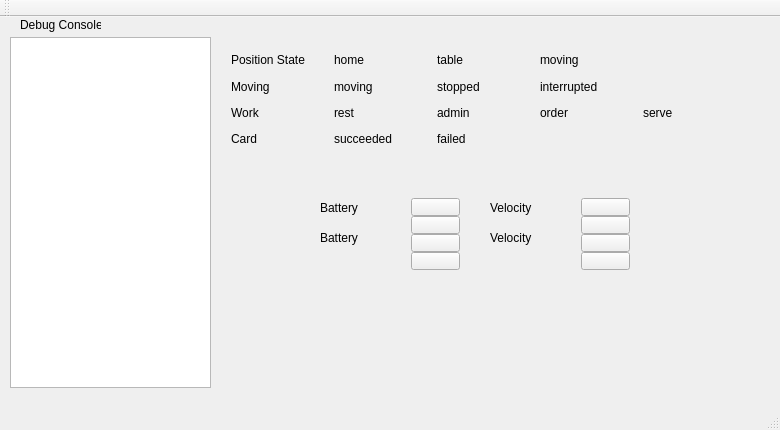
This is mainwindow.ui in gnujeyH-0/Dae-Ta-Client as Qt 5 draws it before an edit. The edited form follows.
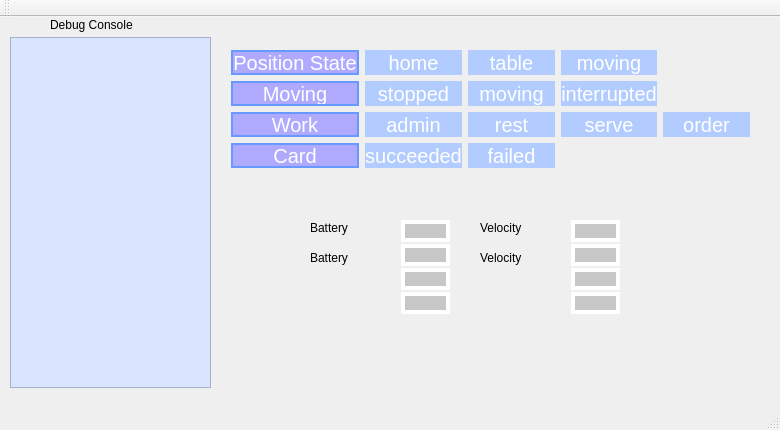
This is the edited form. Icons and pictures are not drawn.

Patch:
```diff
--- a/mainwindow.ui
+++ b/mainwindow.ui
@@ -17,12 +17,17 @@
    <widget class="QLabel" name="label">
     <property name="geometry">
      <rect>
-      <x>20</x>
+      <x>50</x>
       <y>0</y>
-      <width>81</width>
+      <width>121</width>
       <height>16</height>
      </rect>
     </property>
+    <property name="styleSheet">
+     <string notr="true">
+font: 45 oblique 15px &quot;URW Gothic L&quot;;
+</string>
+    </property>
     <property name="text">
      <string>Debug Console</string>
     </property>
@@ -32,123 +37,337 @@
      <rect>
       <x>220</x>
       <y>22</y>
-      <width>531</width>
-      <height>121</height>
+      <width>541</width>
+      <height>140</height>
      </rect>
     </property>
     <layout class="QGridLayout" name="gridLayout">
-     <item row="0" column="2">
-      <widget class="QLabel" name="table">
+     <item row="3" column="0">
+      <widget class="QLabel" name="Card">
+       <property name="styleSheet">
+        <string notr="true">background-color:rgb(176, 170, 255);
+border: 2px solid #6799FF;
+border-radius:20px;
+color:#FFFFFF;
+font-size:20px;
+font: 45 oblique 20px &quot;URW Gothic L&quot;;
+</string>
+       </property>
        <property name="text">
-        <string>table</string>
+        <string>Card</string>
+       </property>
+       <property name="alignment">
+        <set>Qt::AlignCenter</set>
+       </property>
+      </widget>
+     </item>
+     <item row="0" column="1">
+      <widget class="QLabel" name="home">
+       <property name="styleSheet">
+        <string notr="true">
+background-color:#B2CCFF; 
+
+border-radius:20px;
+color:#FFFFFF;
+font-size:20px;
+font: 45 oblique 20px &quot;URW Gothic L&quot;;
+
+</string>
+       </property>
+       <property name="text">
+        <string>home</string>
+       </property>
+       <property name="alignment">
+        <set>Qt::AlignCenter</set>
        </property>
       </widget>
      </item>
      <item row="1" column="0">
       <widget class="QLabel" name="Moving">
+       <property name="styleSheet">
+        <string notr="true">background-color:rgb(176, 170, 255);
+border: 2px solid #6799FF;
+border-radius:20px;
+color:#FFFFFF;
+font-size:20px;
+font: 45 oblique 20px &quot;URW Gothic L&quot;;
+</string>
+       </property>
        <property name="text">
         <string>Moving</string>
        </property>
+       <property name="alignment">
+        <set>Qt::AlignCenter</set>
+       </property>
+      </widget>
+     </item>
+     <item row="0" column="0">
+      <widget class="QLabel" name="Position">
+       <property name="styleSheet">
+        <string notr="true">background-color:rgb(176, 170, 255);
+border: 2px solid #6799FF;
+border-radius:20px;
+color:#FFFFFF;
+font-size:20px;
+font: 45 oblique 20px &quot;URW Gothic L&quot;;
+</string>
+       </property>
+       <property name="text">
+        <string>Position State</string>
+       </property>
+       <property name="alignment">
+        <set>Qt::AlignCenter</set>
+       </property>
+      </widget>
+     </item>
+     <item row="3" column="2">
+      <widget class="QLabel" name="failed">
+       <property name="styleSheet">
+        <string notr="true">
+background-color:#B2CCFF; 
+
+border-radius:20px;
+color:#FFFFFF;
+font-size:20px;
+font: 45 oblique 20px &quot;URW Gothic L&quot;;
+
+
+</string>
+       </property>
+       <property name="text">
+        <string>failed</string>
+       </property>
+       <property name="alignment">
+        <set>Qt::AlignCenter</set>
+       </property>
+      </widget>
+     </item>
+     <item row="1" column="1">
+      <widget class="QLabel" name="stopped">
+       <property name="styleSheet">
+        <string notr="true">
+background-color:#B2CCFF; 
+
+border-radius:20px;
+color:#FFFFFF;
+font-size:20px;
+font: 45 oblique 20px &quot;URW Gothic L&quot;;
+
+</string>
+       </property>
+       <property name="text">
+        <string>stopped</string>
+       </property>
+       <property name="alignment">
+        <set>Qt::AlignCenter</set>
+       </property>
+      </widget>
+     </item>
+     <item row="3" column="1">
+      <widget class="QLabel" name="succeeded">
+       <property name="styleSheet">
+        <string notr="true">
+background-color:#B2CCFF; 
+
+border-radius:20px;
+color:#FFFFFF;
+font-size:20px;
+font: 45 oblique 20px &quot;URW Gothic L&quot;;
+
+</string>
+       </property>
+       <property name="text">
+        <string>succeeded</string>
+       </property>
+       <property name="alignment">
+        <set>Qt::AlignCenter</set>
+       </property>
       </widget>
      </item>
      <item row="2" column="0">
       <widget class="QLabel" name="Work">
+       <property name="styleSheet">
+        <string notr="true">background-color:rgb(176, 170, 255);
+border: 2px solid #6799FF;
+border-radius:20px;
+color:#FFFFFF;
+font-size:20px;
+font: 45 oblique 20px &quot;URW Gothic L&quot;;
+</string>
+       </property>
        <property name="text">
         <string>Work</string>
        </property>
-      </widget>
-     </item>
-     <item row="0" column="1">
-      <widget class="QLabel" name="home">
-       <property name="styleSheet">
-        <string notr="true"/>
-       </property>
-       <property name="text">
-        <string>home</string>
+       <property name="alignment">
+        <set>Qt::AlignCenter</set>
        </property>
       </widget>
      </item>
      <item row="0" column="3">
       <widget class="QLabel" name="moving">
+       <property name="styleSheet">
+        <string notr="true">
+background-color:#B2CCFF; 
+
+border-radius:20px;
+color:#FFFFFF;
+font-size:20px;
+font: 45 oblique 20px &quot;URW Gothic L&quot;;
+
+</string>
+       </property>
        <property name="text">
         <string>moving</string>
        </property>
-      </widget>
-     </item>
-     <item row="1" column="2">
-      <widget class="QLabel" name="stopped">
-       <property name="text">
-        <string>stopped</string>
+       <property name="alignment">
+        <set>Qt::AlignCenter</set>
        </property>
       </widget>
      </item>
-     <item row="1" column="3">
-      <widget class="QLabel" name="interrupted">
-       <property name="text">
-        <string>interrupted</string>
-       </property>
-      </widget>
-     </item>
-     <item row="2" column="4">
-      <widget class="QLabel" name="serve">
-       <property name="text">
-        <string>serve</string>
-       </property>
-      </widget>
-     </item>
-     <item row="2" column="2">
+     <item row="2" column="1">
       <widget class="QLabel" name="admin">
+       <property name="styleSheet">
+        <string notr="true">
+background-color:#B2CCFF; 
+
+border-radius:20px;
+color:#FFFFFF;
+font-size:20px;
+font: 45 oblique 20px &quot;URW Gothic L&quot;;
+
+</string>
+       </property>
        <property name="text">
         <string>admin</string>
        </property>
-      </widget>
-     </item>
-     <item row="3" column="1">
-      <widget class="QLabel" name="succeeded">
-       <property name="text">
-        <string>succeeded</string>
+       <property name="alignment">
+        <set>Qt::AlignCenter</set>
        </property>
       </widget>
      </item>
-     <item row="3" column="0">
-      <widget class="QLabel" name="Card">
+     <item row="0" column="2">
+      <widget class="QLabel" name="table">
+       <property name="styleSheet">
+        <string notr="true">
+background-color:#B2CCFF; 
+
+border-radius:20px;
+color:#FFFFFF;
+font-size:20px;
+font: 45 oblique 20px &quot;URW Gothic L&quot;;
+
+horizontalAlignment: AlignHCenter;</string>
+       </property>
        <property name="text">
-        <string>Card</string>
+        <string>table</string>
+       </property>
+       <property name="alignment">
+        <set>Qt::AlignCenter</set>
        </property>
       </widget>
      </item>
      <item row="2" column="3">
-      <widget class="QLabel" name="order">
+      <widget class="QLabel" name="serve">
+       <property name="styleSheet">
+        <string notr="true">
+background-color:#B2CCFF; 
+
+border-radius:20px;
+color:#FFFFFF;
+font-size:20px;
+font: 45 oblique 20px &quot;URW Gothic L&quot;;
+
+</string>
+       </property>
        <property name="text">
-        <string>order</string>
+        <string>serve</string>
        </property>
+       <property name="alignment">
+        <set>Qt::AlignCenter</set>
+       </property>
       </widget>
      </item>
-     <item row="2" column="1">
+     <item row="1" column="2">
+      <widget class="QLabel" name="mmoving">
+       <property name="styleSheet">
+        <string notr="true">
+background-color:#B2CCFF; 
+
+border-radius:20px;
+color:#FFFFFF;
+font-size:20px;
+font: 45 oblique 20px &quot;URW Gothic L&quot;;
+
+</string>
+       </property>
+       <property name="text">
+        <string>moving</string>
+       </property>
+       <property name="alignment">
+        <set>Qt::AlignCenter</set>
+       </property>
+      </widget>
+     </item>
+     <item row="2" column="2">
       <widget class="QLabel" name="rest">
+       <property name="styleSheet">
+        <string notr="true">
+background-color:#B2CCFF; 
+
+border-radius:20px;
+color:#FFFFFF;
+font-size:20px;
+font: 45 oblique 20px &quot;URW Gothic L&quot;;
+
+font:center;</string>
+       </property>
        <property name="text">
         <string>rest</string>
        </property>
-      </widget>
-     </item>
-     <item row="1" column="1">
-      <widget class="QLabel" name="mmoving">
-       <property name="text">
-        <string>moving</string>
+       <property name="alignment">
+        <set>Qt::AlignCenter</set>
        </property>
       </widget>
      </item>
-     <item row="3" column="2">
-      <widget class="QLabel" name="failed">
+     <item row="2" column="4">
+      <widget class="QLabel" name="order">
+       <property name="styleSheet">
+        <string notr="true">
+background-color:#B2CCFF; 
+
+border-radius:20px;
+color:#FFFFFF;
+font-size:20px;
+font: 45 oblique 20px &quot;URW Gothic L&quot;;
+
+</string>
+       </property>
        <property name="text">
-        <string>failed</string>
+        <string>order</string>
        </property>
+       <property name="alignment">
+        <set>Qt::AlignCenter</set>
+       </property>
       </widget>
      </item>
-     <item row="0" column="0">
-      <widget class="QLabel" name="Position">
+     <item row="1" column="3">
+      <widget class="QLabel" name="interrupted">
+       <property name="styleSheet">
+        <string notr="true">
+background-color:#B2CCFF; 
+
+border-radius:20px;
+color:#FFFFFF;
+font-size:20px;
+font: 45 oblique 20px &quot;URW Gothic L&quot;;
+
+</string>
+       </property>
        <property name="text">
-        <string>Position State</string>
+        <string>interrupted</string>
+       </property>
+       <property name="alignment">
+        <set>Qt::AlignCenter</set>
        </property>
       </widget>
      </item>
@@ -157,10 +376,10 @@
    <widget class="QWidget" name="verticalLayoutWidget">
     <property name="geometry">
      <rect>
-      <x>400</x>
-      <y>170</y>
+      <x>390</x>
+      <y>190</y>
       <width>71</width>
-      <height>94</height>
+      <height>122</height>
      </rect>
     </property>
     <layout class="QVBoxLayout" name="verticalLayout_2">
@@ -169,6 +388,21 @@
      </property>
      <item>
       <widget class="QPushButton" name="bettery4">
+       <property name="autoFillBackground">
+        <bool>false</bool>
+       </property>
+       <property name="styleSheet">
+        <string notr="true">QPushButton{
+background-color:rgb(199, 199, 199); 
+border: 4px solid #FFFFFF;
+}
+
+QPushButton:pressed{
+background-color:rgb(99, 255, 169); 
+border: 4px solid #FFFFFF;
+
+}</string>
+       </property>
        <property name="text">
         <string/>
        </property>
@@ -176,6 +410,21 @@
      </item>
      <item>
       <widget class="QPushButton" name="bettery3">
+       <property name="autoFillBackground">
+        <bool>false</bool>
+       </property>
+       <property name="styleSheet">
+        <string notr="true">QPushButton{
+background-color:rgb(199, 199, 199); 
+border: 4px solid #FFFFFF;
+}
+
+QPushButton:pressed{
+background-color:rgb(99, 255, 169); 
+border: 4px solid #FFFFFF;
+
+}</string>
+       </property>
        <property name="text">
         <string/>
        </property>
@@ -183,6 +432,21 @@
      </item>
      <item>
       <widget class="QPushButton" name="bettery2">
+       <property name="autoFillBackground">
+        <bool>false</bool>
+       </property>
+       <property name="styleSheet">
+        <string notr="true">QPushButton{
+background-color:rgb(199, 199, 199); 
+border: 4px solid #FFFFFF;
+}
+
+QPushButton:pressed{
+background-color:rgb(99, 255, 169); 
+border: 4px solid #FFFFFF;
+
+}</string>
+       </property>
        <property name="text">
         <string/>
        </property>
@@ -190,6 +454,21 @@
      </item>
      <item>
       <widget class="QPushButton" name="battery1">
+       <property name="autoFillBackground">
+        <bool>false</bool>
+       </property>
+       <property name="styleSheet">
+        <string notr="true">QPushButton{
+background-color:rgb(199, 199, 199); 
+border: 4px solid #FFFFFF;
+}
+
+QPushButton:pressed{
+background-color:rgb(99, 255, 169); 
+border: 4px solid #FFFFFF;
+
+}</string>
+       </property>
        <property name="text">
         <string/>
        </property>
@@ -200,12 +479,17 @@
    <widget class="QLabel" name="lbBettery">
     <property name="geometry">
      <rect>
-      <x>320</x>
-      <y>180</y>
+      <x>310</x>
+      <y>200</y>
       <width>72</width>
       <height>22</height>
      </rect>
     </property>
+    <property name="styleSheet">
+     <string notr="true">
+font: 45 oblique 15px &quot;URW Gothic L&quot;;
+</string>
+    </property>
     <property name="text">
      <string>Battery</string>
     </property>
@@ -213,10 +497,10 @@
    <widget class="QWidget" name="verticalLayoutWidget_2">
     <property name="geometry">
      <rect>
-      <x>570</x>
-      <y>170</y>
+      <x>560</x>
+      <y>190</y>
       <width>71</width>
-      <height>94</height>
+      <height>122</height>
      </rect>
     </property>
     <layout class="QVBoxLayout" name="verticalLayout_3">
@@ -225,6 +509,18 @@
      </property>
      <item>
       <widget class="QPushButton" name="v4">
+       <property name="styleSheet">
+        <string notr="true">QPushButton{
+background-color:rgb(199, 199, 199); 
+border: 4px solid #FFFFFF;
+}
+
+QPushButton:pressed{
+background-color:rgb(252, 147, 255); 
+border: 4px solid #FFFFFF;
+
+}</string>
+       </property>
        <property name="text">
         <string/>
        </property>
@@ -232,6 +528,18 @@
      </item>
      <item>
       <widget class="QPushButton" name="v3">
+       <property name="styleSheet">
+        <string notr="true">QPushButton{
+background-color:rgb(199, 199, 199); 
+border: 4px solid #FFFFFF;
+}
+
+QPushButton:pressed{
+background-color:rgb(252, 147, 255); 
+border: 4px solid #FFFFFF;
+
+}</string>
+       </property>
        <property name="text">
         <string/>
        </property>
@@ -239,6 +547,19 @@
      </item>
      <item>
       <widget class="QPushButton" name="v2">
+       <property name="styleSheet">
+        <string notr="true">QPushButton{
+background-color:rgb(199, 199, 199); 
+border: 4px solid #FFFFFF;
+}
+
+QPushButton:pressed{
+background-color:rgb(252, 147, 255); 
+border: 4px solid #FFFFFF;
+
+}
+</string>
+       </property>
        <property name="text">
         <string/>
        </property>
@@ -246,6 +567,18 @@
      </item>
      <item>
       <widget class="QPushButton" name="v1">
+       <property name="styleSheet">
+        <string notr="true">QPushButton{
+background-color:rgb(199, 199, 199); 
+border: 4px solid #FFFFFF;
+}
+
+QPushButton:pressed{
+background-color:rgb(252, 147, 255); 
+border: 4px solid #FFFFFF;
+
+}</string>
+       </property>
        <property name="text">
         <string/>
        </property>
@@ -256,12 +589,17 @@
    <widget class="QLabel" name="lbVelocity">
     <property name="geometry">
      <rect>
-      <x>490</x>
-      <y>180</y>
+      <x>480</x>
+      <y>200</y>
       <width>72</width>
       <height>22</height>
      </rect>
     </property>
+    <property name="styleSheet">
+     <string notr="true">
+font: 45 oblique 15px &quot;URW Gothic L&quot;;
+</string>
+    </property>
     <property name="text">
      <string>Velocity</string>
     </property>
@@ -269,12 +607,17 @@
    <widget class="QLabel" name="lbBetteryC">
     <property name="geometry">
      <rect>
-      <x>320</x>
-      <y>210</y>
+      <x>310</x>
+      <y>230</y>
       <width>72</width>
       <height>22</height>
      </rect>
     </property>
+    <property name="styleSheet">
+     <string notr="true">
+font: 45 oblique 15px &quot;URW Gothic L&quot;;
+</string>
+    </property>
     <property name="text">
      <string>Battery</string>
     </property>
@@ -282,12 +625,17 @@
    <widget class="QLabel" name="lbVelocityC">
     <property name="geometry">
      <rect>
-      <x>490</x>
-      <y>210</y>
+      <x>480</x>
+      <y>230</y>
       <width>72</width>
       <height>22</height>
      </rect>
     </property>
+    <property name="styleSheet">
+     <string notr="true">
+font: 45 oblique 15px &quot;URW Gothic L&quot;;
+</string>
+    </property>
     <property name="text">
      <string>Velocity</string>
     </property>
@@ -301,6 +649,11 @@
       <height>351</height>
      </rect>
     </property>
+    <property name="styleSheet">
+     <string notr="true">background-color:rgb(217,229,255);
+border-image: url(:/transparent.png);
+image: url(:/qt-logo.ico);</string>
+    </property>
    </widget>
   </widget>
   <widget class="QMenuBar" name="menuBar">
```
Left out of the diff: 2 changed lines with no effect on the pictures.
